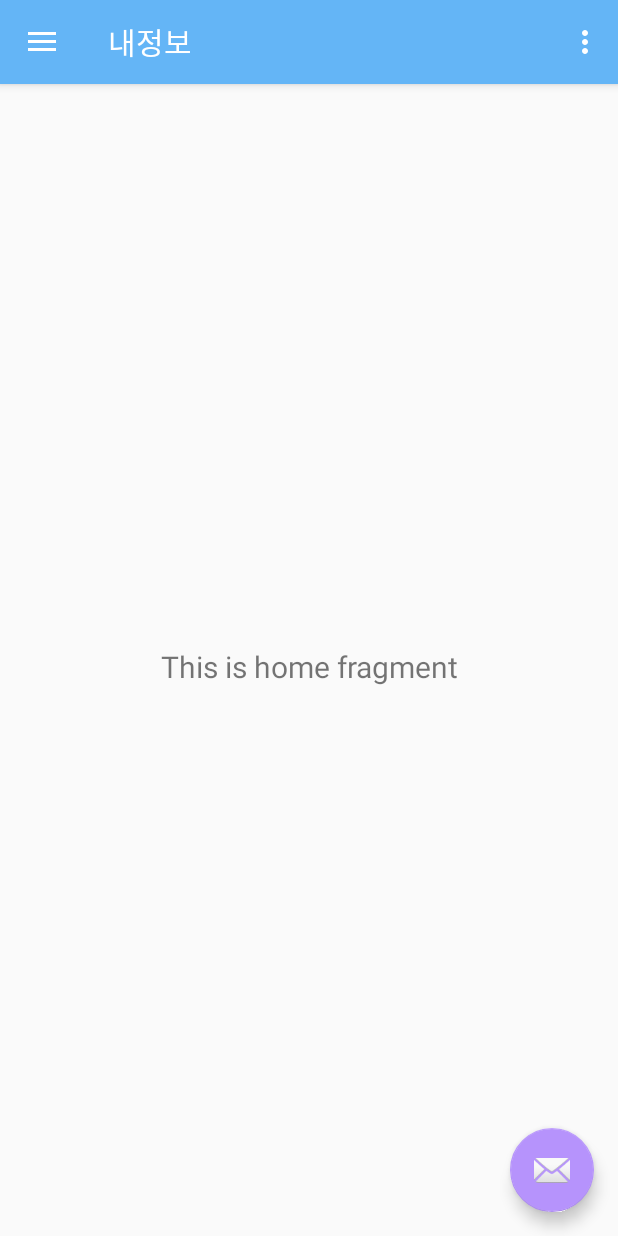
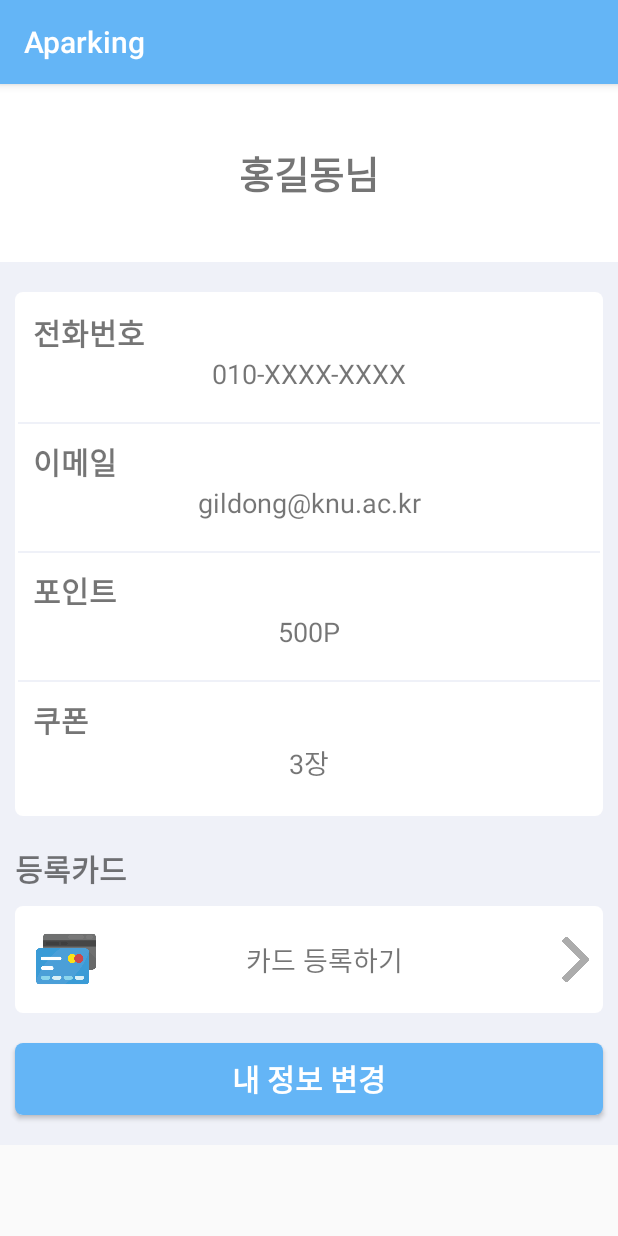
Before and after one commit to yeollow/Aparking, an Android app: the screen it shows after launch (Menubar before the commit, MyPage after it), on a phone screen of 412 x 824 dp. Run offline under Robolectric (Android 15) with nearby library versions, the phone set to English and light mode, and no system bars.

Commit message:
내 정보 변경 화면 추가

```diff
--- a/app/src/main/AndroidManifest.xml
+++ b/app/src/main/AndroidManifest.xml
@@ -12,21 +12,25 @@
         <activity
             android:name=".Menubar"
             android:theme="@style/AppTheme.NoActionBar">
+
+        </activity>
+        <!-- 구글맵, 김도희 -->
+        <meta-data
+            android:name="com.google.android.geo.API_KEY"
+            android:value="AIzaSyD8vg4KNEqyVsvYOZsIkbFuoN-qKk1RnYI" />
+        <activity android:name=".Map">
+
+        </activity>
+        <activity android:name=".Login" />
+        <activity android:name=".MainActivity" />
+        <activity android:name=".Signin"/>
+        <activity android:name=".MyPage">
             <intent-filter>
                 <action android:name="android.intent.action.MAIN" />
 
                 <category android:name="android.intent.category.LAUNCHER" />
             </intent-filter>
         </activity>
-        <!-- 구글맵, 김도희 -->
-        <meta-data
-            android:name="com.google.android.geo.API_KEY"
-            android:value="AIzaSyD8vg4KNEqyVsvYOZsIkbFuoN-qKk1RnYI" /> <!-- map 실행되는지 보려고 액티비티 순서 바꿈. 나중에 다시 바꾸기 -->
-        <activity android:name=".Map">
-        </activity>
-        <activity android:name=".Login" />
-        <activity android:name=".MainActivity" />
-        <activity android:name=".Signin"/>
     </application>
 
 </manifest>
--- /dev/null
+++ b/app/src/main/java/com/example/aparking/MyPage.java
@@ -0,0 +1,23 @@
+package com.example.aparking;
+
+import android.os.Bundle;
+import android.view.View;
+import android.widget.Toast;
+
+import androidx.appcompat.app.AppCompatActivity;
+
+public class MyPage extends AppCompatActivity {
+    @Override
+    protected void onCreate(Bundle savedInstanceState) {
+        super.onCreate(savedInstanceState);
+        setContentView(R.layout.activity_mypage);
+    }
+
+    public void changeInfo(View v){
+        Toast.makeText(this.getApplicationContext(), "내 정보 변경", Toast.LENGTH_LONG).show();
+    }
+
+    public void addCard(View v){
+        Toast.makeText(this.getApplicationContext(), "카드 등록하기", Toast.LENGTH_LONG).show();
+    }
+}
--- /dev/null
+++ b/app/src/main/res/drawable/round_corner_mypage.xml
@@ -0,0 +1,11 @@
+<?xml version="1.0" encoding="UTF-8"?>
+
+<shape xmlns:android="http://schemas.android.com/apk/res/android">
+    <solid android:color="#ffffff" />
+    <corners android:radius="5dp" />
+    <padding
+        android:bottom="2dp"
+        android:left="2dp"
+        android:right="2dp"
+        android:top="2dp" />
+</shape>
--- /dev/null
+++ b/app/src/main/res/layout/activity_mypage.xml
@@ -0,0 +1,169 @@
+<?xml version="1.0" encoding="utf-8"?>
+<ScrollView xmlns:android="http://schemas.android.com/apk/res/android"
+        android:layout_width="match_parent"
+        android:layout_height="match_parent">
+<LinearLayout
+    android:layout_width="match_parent"
+    android:layout_height="match_parent"
+    android:orientation="vertical"
+    android:background="@color/colorBackground">
+
+    <TextView
+        android:layout_width="match_parent"
+        android:layout_height="wrap_content"
+        android:background="#ffffff"
+        android:text="홍길동님"
+        android:gravity="center"
+        android:textStyle="bold"
+        android:textSize="25dp"
+        android:paddingTop="40dp"
+        android:paddingBottom="40dp"/>
+    <LinearLayout
+        android:layout_width="match_parent"
+        android:layout_height="wrap_content"
+        android:orientation="vertical"
+        android:background="@drawable/round_corner_mypage"
+        android:layout_marginTop="20dp"
+        android:layout_marginLeft="10dp"
+        android:layout_marginRight="10dp">
+        <!-- 전화번호 -->
+        <TextView
+            android:layout_width="match_parent"
+            android:layout_height="wrap_content"
+            android:text="전화번호"
+            android:textSize="20dp"
+            android:textStyle="bold"
+            android:paddingLeft="10dp"
+            android:paddingTop="10dp"/>
+        <TextView
+            android:layout_width="match_parent"
+            android:layout_height="wrap_content"
+            android:text="010-XXXX-XXXX"
+            android:textSize="18dp"
+            android:gravity="center"
+            android:paddingBottom="20dp"/>
+        <View
+            android:layout_width="match_parent"
+            android:layout_height="1dp"
+            android:background="@color/colorBackground"/>
+
+        <!-- 이메일 -->
+        <TextView
+            android:layout_width="match_parent"
+            android:layout_height="wrap_content"
+            android:text="이메일"
+            android:textSize="20dp"
+            android:textStyle="bold"
+            android:paddingLeft="10dp"
+            android:paddingTop="10dp"/>
+        <TextView
+            android:layout_width="match_parent"
+            android:layout_height="wrap_content"
+            android:text="gildong@knu.ac.kr"
+            android:textSize="18dp"
+            android:gravity="center"
+            android:paddingBottom="20dp"/>
+        <View
+            android:layout_width="match_parent"
+            android:layout_height="1dp"
+            android:background="@color/colorBackground"/>
+
+        <!-- 포인트 -->
+        <TextView
+            android:layout_width="match_parent"
+            android:layout_height="wrap_content"
+            android:text="포인트"
+            android:textSize="20dp"
+            android:textStyle="bold"
+            android:paddingLeft="10dp"
+            android:paddingTop="10dp"/>
+        <TextView
+            android:layout_width="match_parent"
+            android:layout_height="wrap_content"
+            android:text="500P"
+            android:textSize="18dp"
+            android:gravity="center"
+            android:paddingBottom="20dp"/>
+        <View
+            android:layout_width="match_parent"
+            android:layout_height="1dp"
+            android:background="@color/colorBackground"/>
+
+        <!-- 쿠폰 -->
+        <TextView
+            android:layout_width="match_parent"
+            android:layout_height="wrap_content"
+            android:text="쿠폰"
+           android:textSize="20dp"
+            android:textStyle="bold"
+            android:paddingLeft="10dp"
+            android:paddingTop="10dp"/>
+        <TextView
+            android:layout_width="match_parent"
+            android:layout_height="wrap_content"
+            android:text="3장"
+            android:textSize="18dp"
+            android:gravity="center"
+            android:paddingBottom="20dp"/>
+    </LinearLayout>
+
+    <!-- 등록카드 -->
+    <TextView
+        android:layout_width="match_parent"
+        android:layout_height="wrap_content"
+        android:text="등록카드"
+        android:textSize="20dp"
+        android:textStyle="bold"
+        android:paddingLeft="10dp"
+        android:paddingTop="20dp"/>
+    <LinearLayout
+        android:layout_width="match_parent"
+        android:layout_height="wrap_content"
+        android:orientation="horizontal"
+        android:background="@drawable/round_corner_mypage"
+        android:layout_marginLeft="10dp"
+        android:layout_marginRight="10dp"
+        android:layout_marginTop="10dp"
+        android:gravity="center"
+        android:clickable="true"
+        android:onClick="addCard">
+        <ImageView
+            android:layout_width="40dp"
+            android:layout_height="40dp"
+            android:src="@drawable/creditcard"
+            android:layout_gravity="center_vertical"
+            android:layout_marginLeft="20dp"/>
+        <TextView
+            android:layout_width="wrap_content"
+            android:layout_height="wrap_content"
+            android:text="카드 등록하기"
+            android:textSize="18dp"
+            android:layout_gravity="center_vertical"
+            android:paddingTop="20dp"
+            android:paddingBottom="20dp"
+            android:paddingLeft="100dp"/>
+        <ImageView
+            android:layout_width="30dp"
+            android:layout_height="30dp"
+            android:src="@drawable/next"
+            android:layout_gravity="center_vertical"
+            android:layout_marginLeft="100dp"
+            android:layout_marginRight="10dp"/>
+    </LinearLayout>
+
+    <Button
+        android:layout_width="match_parent"
+        android:layout_height="wrap_content"
+        android:text="내 정보 변경"
+        android:textSize="20dp"
+        android:textStyle="bold"
+        android:textColor="#ffffff"
+        android:background="@drawable/round_corner_reserve"
+        android:layout_marginLeft="10dp"
+        android:layout_marginRight="10dp"
+        android:layout_marginTop="20dp"
+        android:layout_marginBottom="20dp"
+        android:onClick="changeInfo"/>
+
+</LinearLayout>
+    </ScrollView>
--- a/app/src/main/res/values/colors.xml
+++ b/app/src/main/res/values/colors.xml
@@ -3,4 +3,5 @@
     <color name="colorPrimary">#64b5f6</color>
     <color name="colorPrimaryDark">#1e88e6</color>
     <color name="colorAccent">#b693fc</color>
+    <color name="colorBackground">#eff1f8</color>
 </resources>
```
Also changed, not shown: app/src/main/res/drawable-v24/creditcard.png (added), app/src/main/res/drawable-v24/next.png (added).
